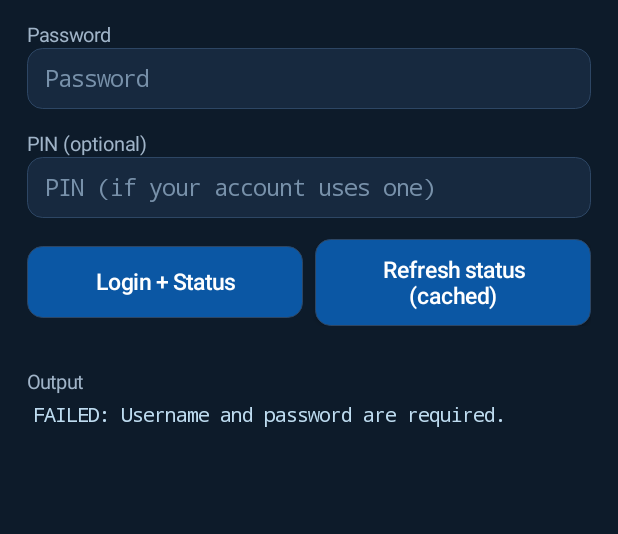
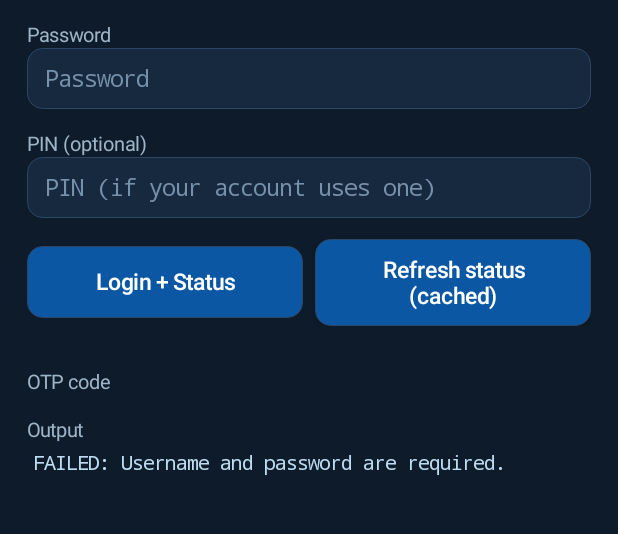
Before and after one commit to MOS-FETT-LABS/KiaConnect, an Android app: the screen it shows after launch (MainActivity), after a tap on "Login + Status", on a phone screen of 412 x 824 dp, the part 186-720 px from its top. Run offline under Robolectric (Android 15) with nearby library versions, the phone set to English and light mode, and no system bars; 2 statements that could not run were skipped.

Commit message:
sync 2026-11-24T22:56

```diff
--- a/companion-android/app/src/main/java/com/mosfettlabs/kiacompanion/MainActivity.kt
+++ b/companion-android/app/src/main/java/com/mosfettlabs/kiacompanion/MainActivity.kt
@@ -25,6 +25,8 @@ class MainActivity : Activity() {
     private lateinit var passwordInput: EditText
     private lateinit var pinInput: EditText
     private lateinit var outputText: TextView
+    private lateinit var otpInput: EditText
+    private lateinit var otpButton: Button
 
     private val api = KiaApi()
     private var token: KiaApi.Token? = null
@@ -50,7 +52,7 @@ class MainActivity : Activity() {
             setPadding(dp(4), dp(4), dp(4), dp(4))
         }
 
-        val otpInput = EditText(this).apply {
+        otpInput = EditText(this).apply {
             hint = "6-digit OTP code"
             textSize = 15f
             isSingleLine = true
@@ -61,6 +63,40 @@ class MainActivity : Activity() {
             setPadding(dp(12), dp(10), dp(12), dp(10))
             visibility = android.view.View.GONE
         }
+        otpButton = button("Verify OTP") {
+            val otp = pendingOtp
+            val deviceId = pendingDeviceId
+            if (otp == null || deviceId == null) {
+                outputText.text = "No OTP pending — login first.\n"
+                return@button
+            }
+            outputText.text = "Verifying OTP…\n"
+            thread {
+                try {
+                    val newToken = api.verifyOtpAndCompleteLogin(
+                        usernameInput.text.toString().trim(),
+                        passwordInput.text.toString(),
+                        pinInput.text.toString().trim(),
+                        deviceId,
+                        otp,
+                        otpInput.text.toString(),
+                    )
+                    token = newToken
+                    prefs.edit().putString("device_id", newToken.deviceId).apply()
+                    runOnUiThread {
+                        otpInput.visibility = android.view.View.GONE
+                        otpButton.visibility = android.view.View.GONE
+                    }
+                    pendingOtp = null
+                    fetchAndShowStatus("OTP LOGIN OK (sid + device registered)\n")
+                } catch (e: Exception) {
+                    runOnUiThread {
+                        outputText.text = "FAILED: ${e.message}\n"
+                    }
+                }
+            }
+        }
+
         val loginButton = button("Login + Status") {
             savePrefs(prefs)
             outputText.text = "Logging in…\n"
@@ -105,39 +141,6 @@ class MainActivity : Activity() {
             }
         }
 
-        val otpButton = button("Verify OTP") {
-            val otp = pendingOtp
-            val deviceId = pendingDeviceId
-            if (otp == null || deviceId == null) {
-                outputText.text = "No OTP pending — login first.\n"
-                return@button
-            }
-            outputText.text = "Verifying OTP…\n"
-            thread {
-                try {
-                    val newToken = api.verifyOtpAndCompleteLogin(
-                        usernameInput.text.toString().trim(),
-                        passwordInput.text.toString(),
-                        pinInput.text.toString().trim(),
-                        deviceId,
-                        otp,
-                        otpInput.text.toString(),
-                    )
-                    token = newToken
-                    prefs.edit().putString("device_id", newToken.deviceId).apply()
-                    runOnUiThread {
-                        otpInput.visibility = android.view.View.GONE
-                        otpButton.visibility = android.view.View.GONE
-                    }
-                    pendingOtp = null
-                    fetchAndShowStatus("OTP LOGIN OK (sid + device registered)\n")
-                } catch (e: Exception) {
-                    runOnUiThread {
-                        outputText.text = "FAILED: ${e.message}\n"
-                    }
-                }
-            }
-        }
 
         val statusButton = button("Refresh status (cached)") {
             val t = token
@@ -195,6 +198,10 @@ class MainActivity : Activity() {
                     addView(otpInput)
                     addView(otpButton)
                     otpButton.visibility = android.view.View.GONE
+                    addView(spacer())
+                    addView(label("OTP code"))
+                    addView(otpInput)
+                    addView(otpButton)
                     addView(spacer())
                     addView(label("Output"))
                     addView(outputText)
```
